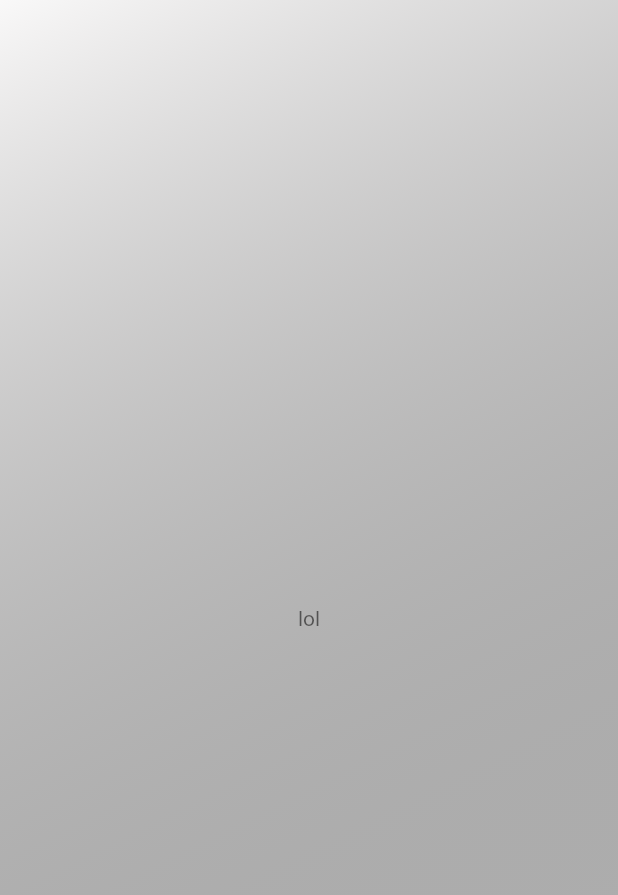
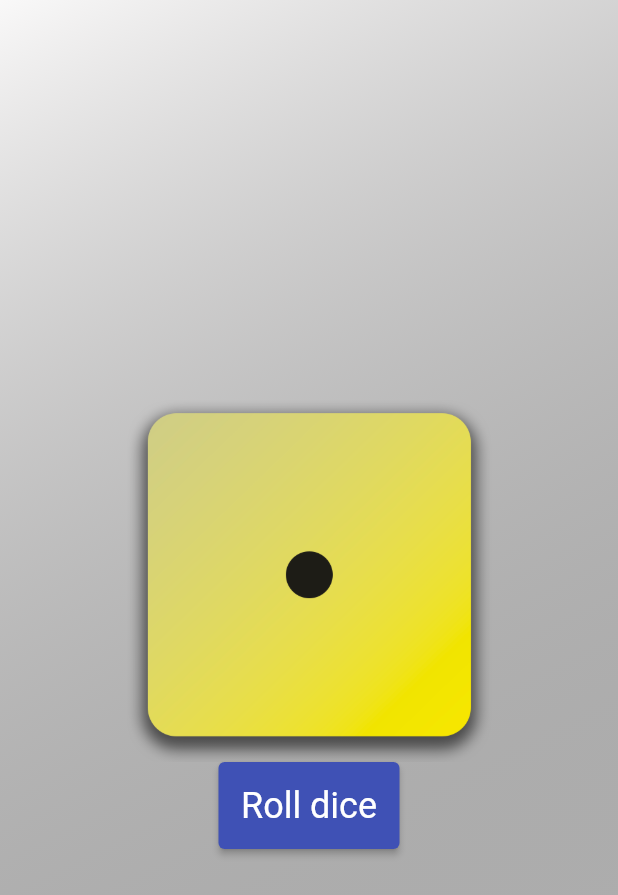
Before and after one commit to FairlyTales/Flutter, a Flutter app: the screen it shows after launch, on a phone screen of 412 x 824 dp. Shown: the top 895 px of the screen. Run offline on Flutter 3.47's test engine with Material 2 defaults, Android fonts, the phone set to English and light mode, and no system bars.

Commit message:
Add dice roll functionality

```diff
--- a/02_Flutter_Basics/lib/gradient_container.dart
+++ b/02_Flutter_Basics/lib/gradient_container.dart
@@ -1,14 +1,37 @@
+import 'dart:math';
 import 'package:flutter/material.dart';
 import './text_styled.dart';
 
-class GradientContainer extends StatelessWidget {
+final _random = Random();
+const int min = 1;
+const int max = 6;
+
+class GradientContainer extends StatefulWidget {
   const GradientContainer(this.colorBegin, this.colorEnd, {super.key});
 
   final Color colorBegin;
   final Color colorEnd;
 
   @override
-  Widget build(context) {
+  State<StatefulWidget> createState() {
+    return _GradientContainerState(colorBegin, colorEnd);
+  }
+}
+
+class _GradientContainerState extends State<GradientContainer> {
+  _GradientContainerState(this.colorBegin, this.colorEnd);
+
+  final Color colorBegin;
+  final Color colorEnd;
+  int imageIndex = 1;
+
+  void handleRollDice() {
+    imageIndex = min + _random.nextInt(max - min);
+    setState(() {});
+  }
+
+  @override
+  Widget build(BuildContext context) {
     return Container(
       decoration: BoxDecoration(
           gradient: LinearGradient(
@@ -18,9 +41,25 @@ class GradientContainer extends StatelessWidget {
             colorBegin,
             colorEnd,
           ])),
-      child: const Center(
-        child: TextStyled('lol'),
-      ),
+      child: Center(
+          child: Column(
+        mainAxisSize: MainAxisSize.min,
+        children: [
+          Image.asset(
+            'assets/images/dice-$imageIndex.png',
+            width: 250,
+          ),
+          ElevatedButton(
+            onPressed: handleRollDice,
+            style: ElevatedButton.styleFrom(
+                padding: const EdgeInsets.only(
+                    top: 15, left: 15, bottom: 15, right: 15),
+                backgroundColor: Colors.indigo,
+                textStyle: const TextStyle(fontSize: 24)),
+            child: const TextStyled('Roll dice'),
+          )
+        ],
+      )),
     );
   }
 }
--- a/02_Flutter_Basics/lib/main.dart
+++ b/02_Flutter_Basics/lib/main.dart
@@ -2,10 +2,10 @@ import 'package:flutter/material.dart';
 import './gradient_container.dart';
 
 void main() {
-  runApp(const MaterialApp(
+  runApp(MaterialApp(
     home: Scaffold(
       body: GradientContainer(
-          Color.fromARGB(220, 249, 248, 248), Color.fromARGB(67, 0, 0, 0)),
+          const Color.fromARGB(220, 249, 248, 248), const Color.fromARGB(67, 0, 0, 0)),
     ),
   ));
 }
--- a/02_Flutter_Basics/lib/text_styled.dart
+++ b/02_Flutter_Basics/lib/text_styled.dart
@@ -9,7 +9,7 @@ class TextStyled extends StatelessWidget {
   Widget build(context) {
     return Text(text,
         style: const TextStyle(
-          color: Colors.black54,
+          color: Colors.white,
         ));
   }
 }
```
